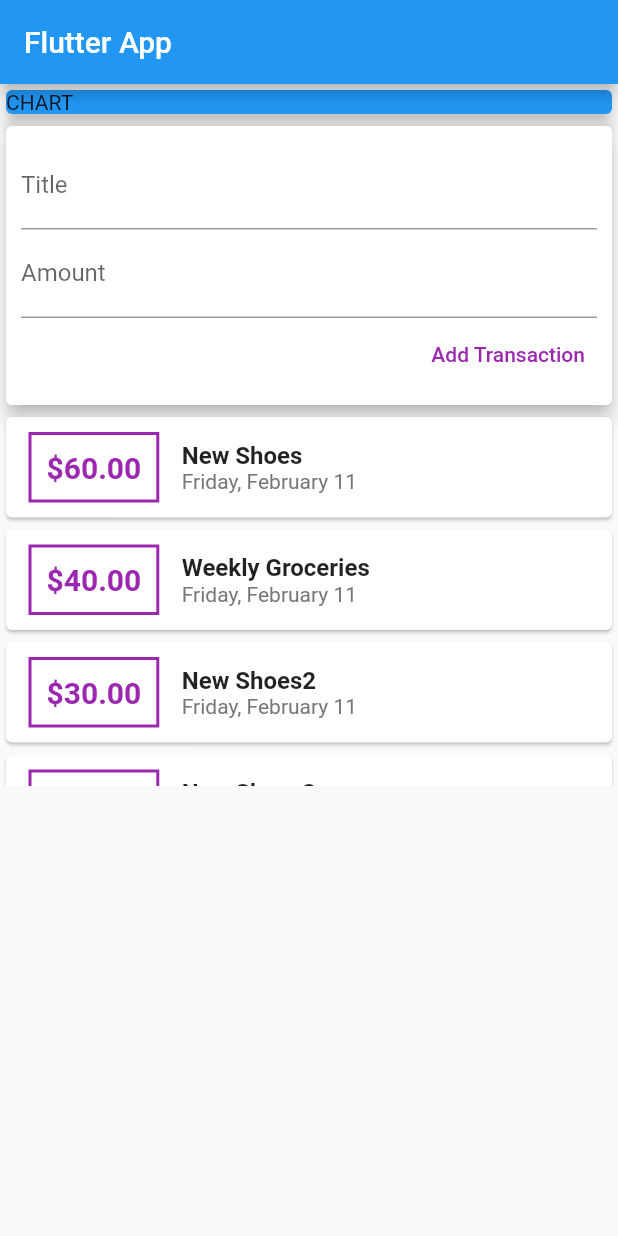
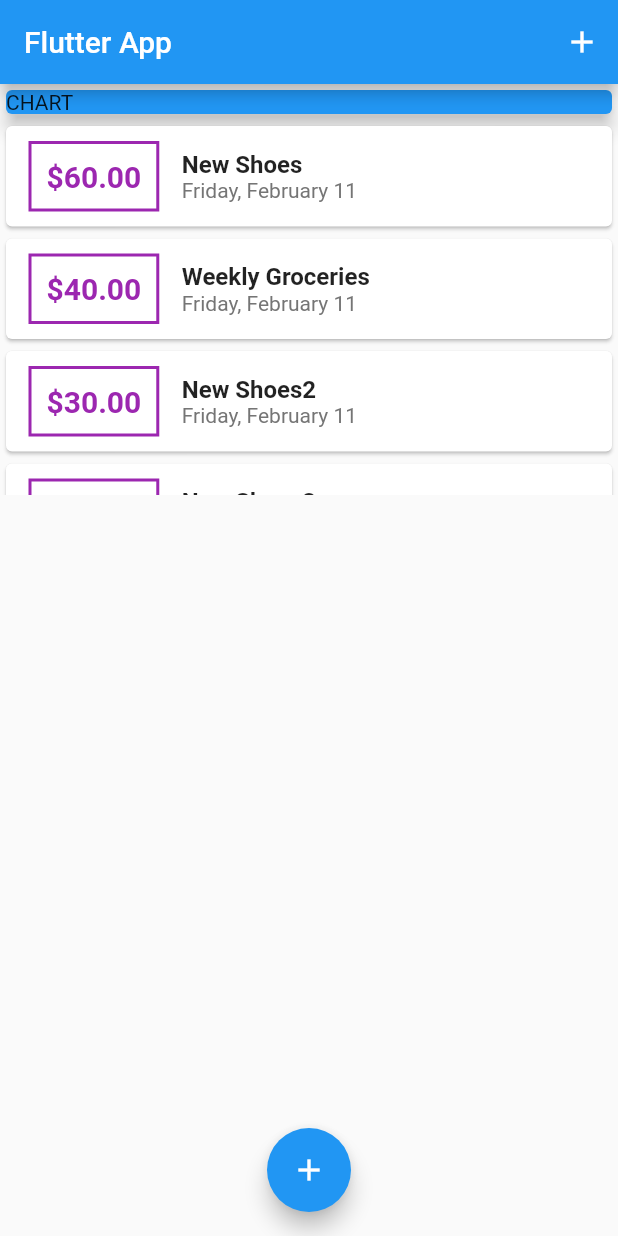
Before and after one commit to mahdibouaziz/flutter-personal-expenses, a Flutter app: the screen it shows after launch, on a phone screen of 412 x 824 dp. Run offline on Flutter 3.47's test engine with Material 2 defaults, Android fonts, the phone set to English and light mode, and no system bars.

Commit message:
added buttons that list the new transaction widget

```diff
--- a/lib/main.dart
+++ b/lib/main.dart
@@ -1,5 +1,7 @@
 import 'package:flutter/material.dart';
-import 'package:flutter_personal_expenses/widgets/user_transaction.dart';
+import 'package:flutter_personal_expenses/models/transaction.dart';
+import 'package:flutter_personal_expenses/widgets/new_transaction.dart';
+import 'package:flutter_personal_expenses/widgets/transaction_list.dart';
 
 void main() {
   runApp(const MyApp());
@@ -17,28 +19,80 @@ class MyApp extends StatelessWidget {
   }
 }
 
-class MyHomePage extends StatelessWidget {
+class MyHomePage extends StatefulWidget {
   const MyHomePage({Key? key}) : super(key: key);
+
+  @override
+  State<MyHomePage> createState() => _MyHomePageState();
+}
+
+class _MyHomePageState extends State<MyHomePage> {
+  final List<Transaction> userTransactions = [
+    Transaction(
+        amomunt: 60, date: DateTime.now(), id: 't1', title: 'New Shoes'),
+    Transaction(
+        amomunt: 40, date: DateTime.now(), id: 't1', title: 'Weekly Groceries'),
+    Transaction(
+        amomunt: 30, date: DateTime.now(), id: 't1', title: 'New Shoes2'),
+    Transaction(
+        amomunt: 57, date: DateTime.now(), id: 't1', title: 'New Shoes3'),
+  ];
+
+  void addNewTransaction(String title, double amount) {
+    final newTx = Transaction(
+        amomunt: amount,
+        date: DateTime.now(),
+        id: DateTime.now().toString(),
+        title: title);
+
+    setState(() {
+      userTransactions.add(newTx);
+    });
+  }
+
+  void startAddNewTransaction(ctx) {
+    showModalBottomSheet(
+        context: ctx,
+        builder: (bCtx) {
+          return GestureDetector(
+              onTap: () {},
+              behavior: HitTestBehavior.opaque,
+              child: NewTransaction(addNewTransaction: addNewTransaction));
+        });
+  }
 
   @override
   Widget build(BuildContext context) {
     return Scaffold(
       appBar: AppBar(
         title: const Text("Flutter App"),
+        actions: [
+          IconButton(
+              onPressed: () {
+                startAddNewTransaction(context);
+              },
+              icon: const Icon(Icons.add))
+        ],
       ),
       body: SingleChildScrollView(
         child: Column(
           crossAxisAlignment: CrossAxisAlignment.stretch,
-          children: const [
-            Card(
+          children: [
+            const Card(
               color: Colors.blue,
               child: Text("CHART"),
               elevation: 5,
             ),
-            UserTransaction(),
+            TransactionList(userTransactions: userTransactions)
           ],
         ),
       ),
+      floatingActionButtonLocation: FloatingActionButtonLocation.centerFloat,
+      floatingActionButton: FloatingActionButton(
+          onPressed: () {
+            startAddNewTransaction(context);
+          },
+          child: const Icon(Icons.add)),
     );
   }
 }
--- a/lib/widgets/user_transaction.dart
+++ /dev/null
@@ -1,46 +0,0 @@
-import 'package:flutter/material.dart';
-import 'package:flutter_personal_expenses/models/transaction.dart';
-import 'package:flutter_personal_expenses/widgets/new_transaction.dart';
-import 'package:flutter_personal_expenses/widgets/transaction_list.dart';
-
-class UserTransaction extends StatefulWidget {
-  const UserTransaction({Key? key}) : super(key: key);
-
-  @override
-  _UserTransactionState createState() => _UserTransactionState();
-}
-
-class _UserTransactionState extends State<UserTransaction> {
-  final List<Transaction> userTransactions = [
-    Transaction(
-        amomunt: 60, date: DateTime.now(), id: 't1', title: 'New Shoes'),
-    Transaction(
-        amomunt: 40, date: DateTime.now(), id: 't1', title: 'Weekly Groceries'),
-    Transaction(
-        amomunt: 30, date: DateTime.now(), id: 't1', title: 'New Shoes2'),
-    Transaction(
-        amomunt: 57, date: DateTime.now(), id: 't1', title: 'New Shoes3'),
-  ];
-
-  void addNewTransaction(String title, double amount) {
-    final newTx = Transaction(
-        amomunt: amount,
-        date: DateTime.now(),
-        id: DateTime.now().toString(),
-        title: title);
-
-    setState(() {
-      userTransactions.add(newTx);
-    });
-  }
-
-  @override
-  Widget build(BuildContext context) {
-    return Column(
-      children: [
-        NewTransaction(addNewTransaction: addNewTransaction),
-        TransactionList(userTransactions: userTransactions),
-      ],
-    );
-  }
-}
```
